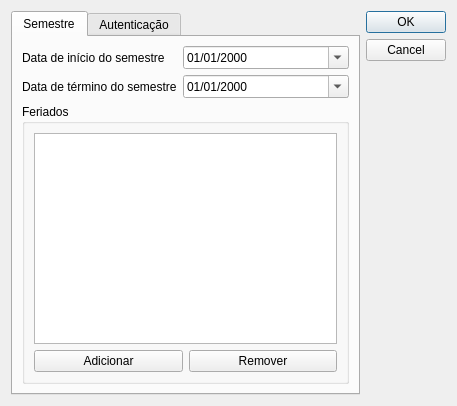
The window that ui/dialog_config_raw.ui (sedir/academicozudo) describes before a commit, drawn with Qt 5.
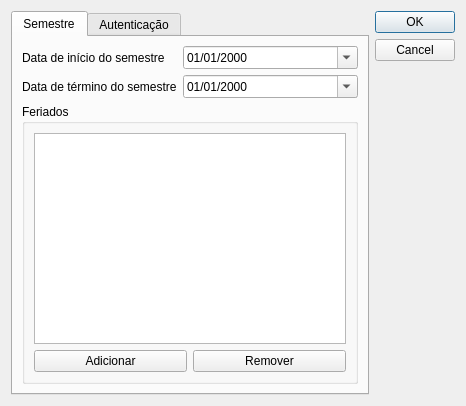
The same window after the commit.

Commit message: Tela de configuração finalizada, incluindo inserção de feriados

```diff
--- a/ui/dialog_config_raw.ui
+++ b/ui/dialog_config_raw.ui
@@ -7,7 +7,7 @@
    <rect>
     <x>0</x>
     <y>0</y>
-    <width>457</width>
+    <width>466</width>
     <height>406</height>
    </rect>
   </property>
@@ -87,13 +87,6 @@
           <string>Feriados</string>
          </property>
          <layout class="QFormLayout" name="formLayout_3">
-          <item row="0" column="0" colspan="2">
-           <widget class="QListView" name="listView_feriados">
-            <property name="alternatingRowColors">
-             <bool>true</bool>
-            </property>
-           </widget>
-          </item>
           <item row="1" column="0" colspan="2">
            <layout class="QHBoxLayout" name="horizontalLayout">
             <item>
@@ -115,6 +108,16 @@
             </item>
            </layout>
           </item>
+          <item row="0" column="0" colspan="2">
+           <widget class="QListWidget" name="listWidget_feriados">
+            <property name="dragDropMode">
+             <enum>QAbstractItemView::InternalMove</enum>
+            </property>
+            <property name="alternatingRowColors">
+             <bool>true</bool>
+            </property>
+           </widget>
+          </item>
          </layout>
         </widget>
        </item>
```
Left out of the diff: 7 changed lines with no effect on the pictures. The commit also changes 5 other files.
